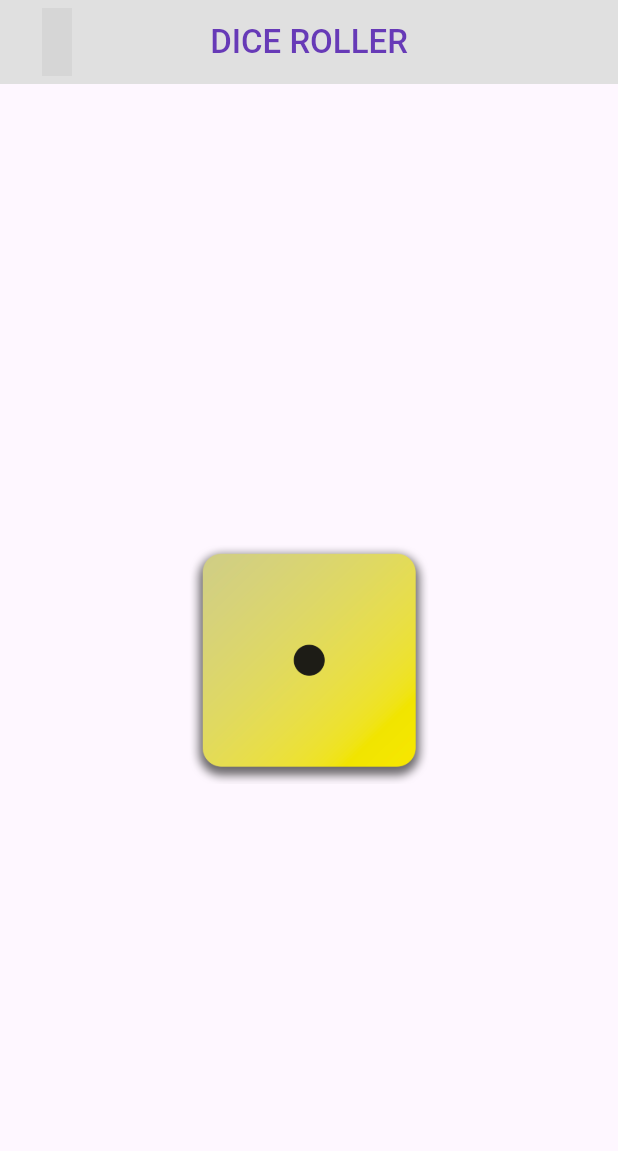
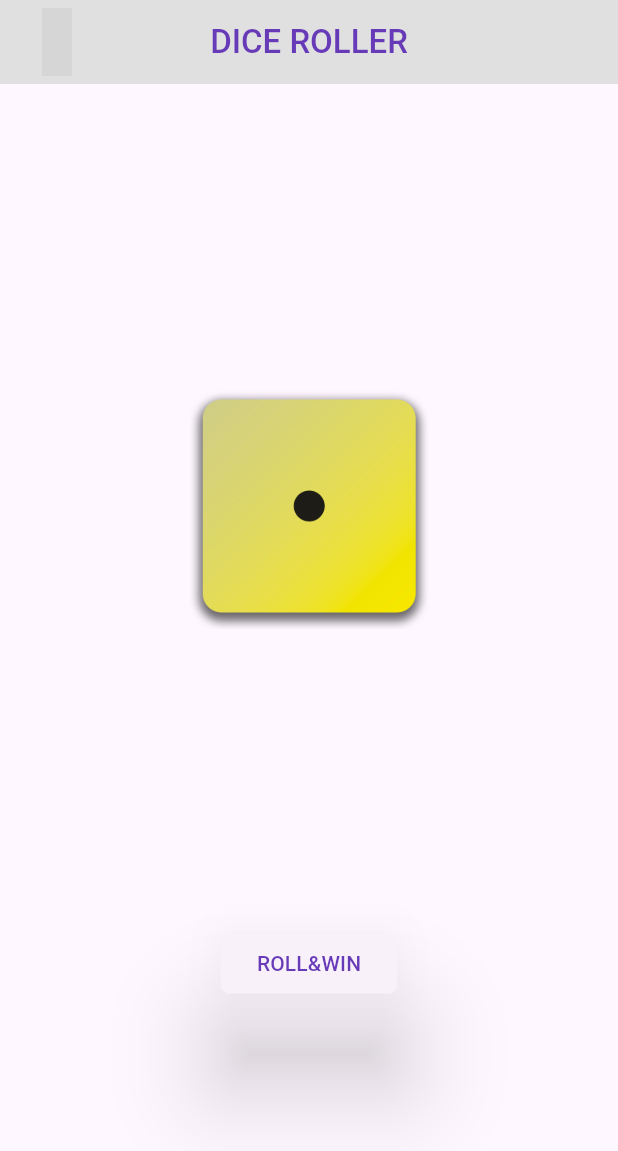
Before and after one commit to Noumba/DiceRoller, a Flutter app: the screen it shows after launch, on a phone screen of 412 x 824 dp. Shown: the top 1151 px of the screen. Run offline on Flutter 3.47's test engine with Material 3 defaults, Android fonts, the phone set to English and light mode, and no system bars; missing offline and left inert: dice_icons; grey boxes are pictures that could not be loaded.

Commit message:
changes made on roll button, applied elevation and border radius

```diff
--- a/lib/logic/Roll_Dice.dart
+++ b/lib/logic/Roll_Dice.dart
@@ -1,3 +1,5 @@
+import 'package:flutter/foundation.dart';
+
 void rollDice() {
   return;
 }
--- a/lib/widgets/App_Body.dart
+++ b/lib/widgets/App_Body.dart
@@ -1,3 +1,4 @@
+import 'package:dice_roller/widgets/Roll_Button.dart';
 import 'package:flutter/material.dart';
 
 class AppBody extends StatefulWidget {
@@ -15,13 +16,16 @@ class _AppBodyState extends State<AppBody> {
 
     return Center(
       child: Column(
-        mainAxisSize: MainAxisSize.min,
+        mainAxisSize: MainAxisSize.max,
+        crossAxisAlignment: CrossAxisAlignment.center,
+        mainAxisAlignment: MainAxisAlignment.spaceEvenly,
         children: [
           Image(
             image: const AssetImage('asset/dice-1.png'),
             height: screenSizeHeight * 0.3,
             width: screenSizeWidth * 0.4,
-          )
+          ),
+          const RollButton(buttonText: 'ROLL&WIN')
         ],
       ),
     );
--- a/lib/widgets/Roll_Button.dart
+++ b/lib/widgets/Roll_Button.dart
@@ -1,13 +1,23 @@
+import 'dart:ui';
+
 import 'package:dice_roller/logic/Roll_Dice.dart';
 import 'package:dice_roller/widgets/Text.dart';
+import 'package:flutter/cupertino.dart';
 import 'package:flutter/material.dart';
 
 class RollButton extends StatelessWidget {
-  const RollButton({super.key});
+  const RollButton({super.key, required this.buttonText});
+  final String buttonText;
 
   @override
   Widget build(BuildContext context) {
-    return const ElevatedButton(
-        onPressed: rollDice, child: TextFormat(text: 'text'));
+    return ElevatedButton(
+        style: ElevatedButton.styleFrom(
+            elevation: 30.0,
+            shape: const BeveledRectangleBorder(
+                side: BorderSide.none,
+                borderRadius: BorderRadius.all(Radius.circular(4.0)))),
+        onPressed: rollDice,
+        child: TextFormat(text: buttonText));
   }
 }
```
